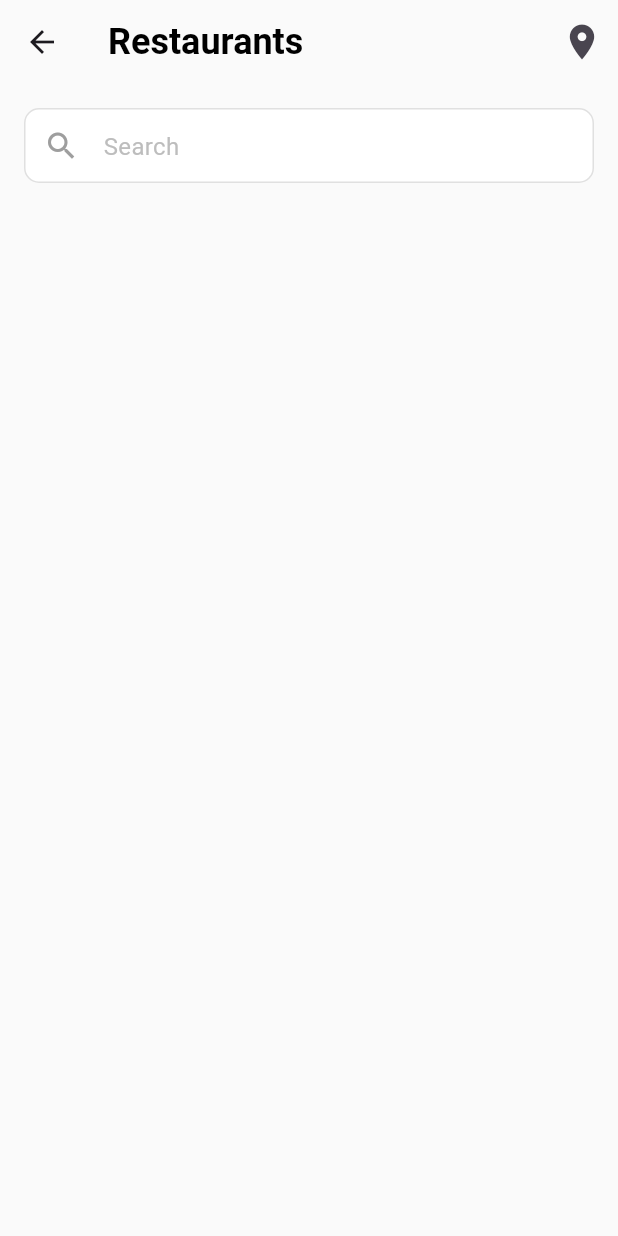
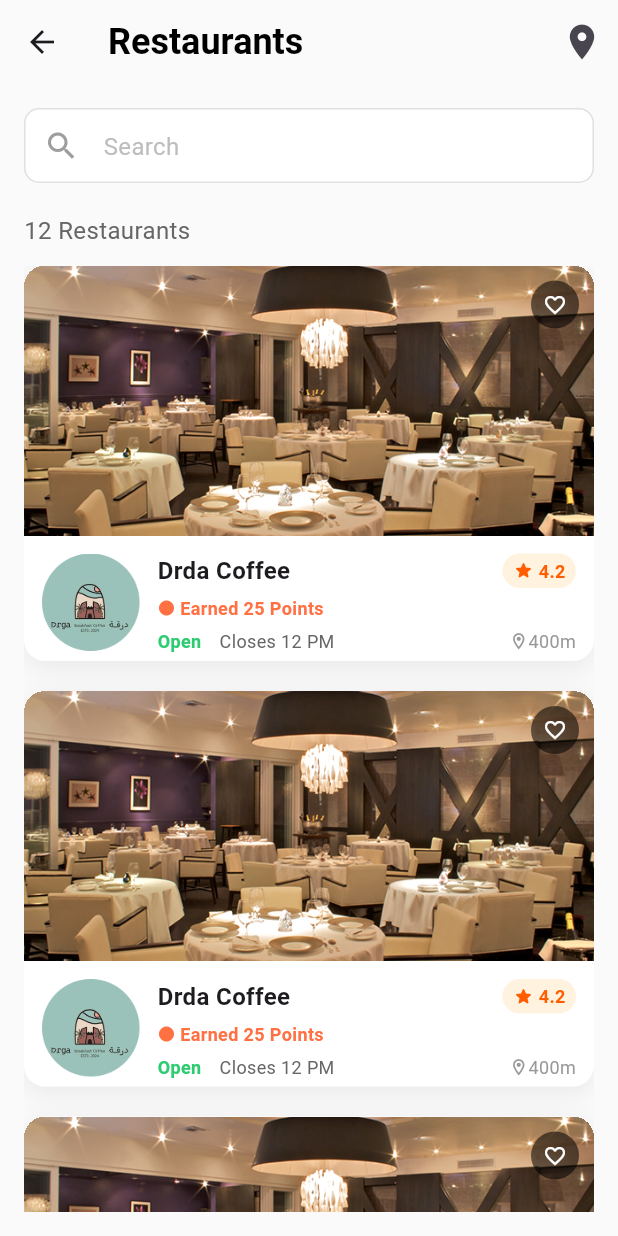
Before and after one commit to hatemf934/spot, a Flutter app: the CardView screen opened by its route, on a phone screen of 412 x 824 dp. Run offline on Flutter 3.47's test engine with Material 3 defaults, Android fonts, the phone set to English and light mode, and no system bars; our stand-ins replace animate_do, awesome_dialog, bloc, cloud_firestore, convex_bottom_bar, dartz and 8 more; accounts and stored records are empty.

Commit message:
adding carditem and refactor coded

```diff
--- a/lib/core/utils/color_manager.dart
+++ b/lib/core/utils/color_manager.dart
@@ -14,4 +14,9 @@ class ColorManager {
   static const Color borderColor = Color(0xfff0f0f3);
   static const Color orangeColor = Color(0xFFFF7043);
   static const Color semiTransparentWhite = Color(0x40F5F5F5);
+  static const Color colorRating = Color(0xFFFFF3E0);
+  static const Color colorDarkGray = Color(0xFF666666);
+  static const Color colorCoolGray = Color(0xffA5ABBF);
+  static const Color colorMediumGray = Color(0xFF999999);
+  static const Color colorSuccess = Color(0xFF2ECC71);
 }
--- a/lib/core/utils/height_manger.dart
+++ b/lib/core/utils/height_manger.dart
@@ -13,4 +13,5 @@ class HeightManager {
   static const double h50 = 50;
   static const double h65 = 65;
   static const double h70 = 70;
+  static const double h180 = 180;
 }
--- a/lib/core/utils/padding_manager.dart
+++ b/lib/core/utils/padding_manager.dart
@@ -1,6 +1,8 @@
 class PaddingManager {
   PaddingManager._();
   static const double p5 = 5;
+  static const double p7 = 7;
+  static const double p3 = 3;
   static const double p20 = 20;
   static const double p16 = 16;
   static const double p15 = 15;
--- a/lib/core/utils/raduis_manager.dart
+++ b/lib/core/utils/raduis_manager.dart
@@ -2,5 +2,6 @@ class RaduisManager {
   RaduisManager._();
   static double r5 = 5;
   static double r10 = 10;
+  static double r14 = 14;
   static double r18 = 18;
 }
--- a/lib/core/utils/styles.dart
+++ b/lib/core/utils/styles.dart
@@ -8,7 +8,7 @@ class Styles {
   static const TextStyle textStyle12 = TextStyle(
     fontSize: FontManager.f12,
     fontWeight: FontWeight.w400,
-    color: Color(0xffA5ABBF),
+    color: ColorManager.colorCoolGray,
   );
   static const TextStyle textStyle14 = TextStyle(
     fontSize: FontManager.f14,
@@ -43,4 +43,9 @@ class Styles {
     fontSize: FontManager.f26,
     fontWeight: FontWeight.bold,
   );
+  static const TextStyle isOpenText12 = TextStyle(
+    fontSize: FontManager.f12,
+    fontWeight: FontWeight.w600,
+    color: ColorManager.colorSuccess,
+  );
 }
--- a/lib/core/utils/width_manager.dart
+++ b/lib/core/utils/width_manager.dart
@@ -1,7 +1,10 @@
 class WidthManager {
   WidthManager._();
-  static double w65 = 65;
-  static double w22 = 22;
-  static double w25 = 25;
-  static double w70 = 70;
+  static const double w3 = 3;
+  static const double w65 = 65;
+  static const double w22 = 22;
+  static const double w12 = 12;
+  static const double w32 = 32;
+  static const double w25 = 25;
+  static const double w70 = 70;
 }
--- a/lib/feature/home/presentation/view/card_view.dart
+++ b/lib/feature/home/presentation/view/card_view.dart
@@ -1,10 +1,12 @@
 import 'package:flutter/material.dart';
 import 'package:spot/core/utils/color_manager.dart';
+import 'package:spot/core/utils/height_manger.dart';
 import 'package:spot/core/utils/padding_manager.dart';
 import 'package:spot/core/utils/route_manager.dart';
-
 import 'package:spot/feature/home/presentation/view/widgets/custom_app_bar_card_view.dart';
 import 'package:spot/feature/home/presentation/view/widgets/custom_search_feild.dart';
+import 'package:spot/feature/home/presentation/view/widgets/list_view_custom_card_item.dart';
+import 'package:spot/feature/home/presentation/view/widgets/total_number_text.dart';
 
 class CardView extends StatelessWidget {
   const CardView({super.key});
@@ -16,7 +18,15 @@ class CardView extends StatelessWidget {
       appBar: CustomAppBarCardView(),
       body: Padding(
         padding: const EdgeInsets.all(PaddingManager.p16),
-        child: Column(children: [CustomSearchField()]),
+        child: Column(
+          children: [
+            CustomSearchField(),
+            SizedBox(height: HeightManager.h20),
+            TotalNumbersText(),
+            SizedBox(height: HeightManager.h12),
+            Expanded(child: ListviewCardItem()),
+          ],
+        ),
       ),
     );
   }
--- /dev/null
+++ b/lib/feature/home/presentation/view/widgets/card_item.dart
@@ -0,0 +1,32 @@
+import 'package:flutter/material.dart';
+import 'package:spot/core/utils/color_manager.dart';
+import 'package:spot/core/utils/raduis_manager.dart';
+import 'package:spot/feature/home/presentation/view/widgets/hero_image_card_item.dart';
+import 'package:spot/feature/home/presentation/view/widgets/info_card_item.dart';
+
+class CustomCardItem extends StatelessWidget {
+  const CustomCardItem({super.key});
+
+  @override
+  Widget build(BuildContext context) {
+    return Container(
+      height: MediaQuery.of(context).size.height * 0.32,
+      decoration: BoxDecoration(
+        color: ColorManager.witheColor,
+        borderRadius: BorderRadius.circular(RaduisManager.r14),
+        boxShadow: [
+          BoxShadow(
+            color: Colors.black.withOpacity(0.07),
+            blurRadius: RaduisManager.r14,
+            offset: const Offset(0, 4),
+          ),
+        ],
+      ),
+      clipBehavior: Clip.hardEdge,
+      child: Column(
+        crossAxisAlignment: CrossAxisAlignment.start,
+        children: [HeroImageCardItem(), InfoCardItem()],
+      ),
+    );
+  }
+}
--- /dev/null
+++ b/lib/feature/home/presentation/view/widgets/hero_image_card_item.dart
@@ -0,0 +1,42 @@
+import 'package:flutter/material.dart';
+import 'package:spot/core/utils/color_manager.dart';
+import 'package:spot/core/utils/font_manager.dart';
+import 'package:spot/core/utils/height_manger.dart';
+import 'package:spot/core/utils/width_manager.dart';
+
+class HeroImageCardItem extends StatelessWidget {
+  const HeroImageCardItem({super.key});
+
+  @override
+  Widget build(BuildContext context) {
+    return Stack(
+      children: [
+        SizedBox(
+          height: HeightManager.h180,
+          width: double.infinity,
+          child: Image.asset(
+            "assets/cardsimages/24c2e4958a5559d70910128f2bba71d7f244ff09.jpg",
+            fit: BoxFit.cover,
+          ),
+        ),
+        Positioned(
+          top: 10,
+          right: 10,
+          child: Container(
+            width: WidthManager.w32,
+            height: HeightManager.h32,
+            decoration: BoxDecoration(
+              color: Colors.black.withOpacity(0.55),
+              shape: BoxShape.circle,
+            ),
+            child: const Icon(
+              Icons.favorite_border,
+              size: FontManager.f16,
+              color: ColorManager.witheColor,
+            ),
+          ),
+        ),
+      ],
+    );
+  }
+}
--- /dev/null
+++ b/lib/feature/home/presentation/view/widgets/info_card_item.dart
@@ -0,0 +1,37 @@
+import 'package:flutter/material.dart';
+import 'package:spot/core/utils/height_manger.dart';
+import 'package:spot/core/utils/width_manager.dart';
+import 'package:spot/feature/home/presentation/view/widgets/is_open_card_item_section.dart';
+import 'package:spot/feature/home/presentation/view/widgets/logo_info_card_view.dart';
+import 'package:spot/feature/home/presentation/view/widgets/name_rating_section.dart';
+import 'package:spot/feature/home/presentation/view/widgets/points_card_item_section.dart';
+
+class InfoCardItem extends StatelessWidget {
+  const InfoCardItem({super.key});
+
+  @override
+  Widget build(BuildContext context) {
+    return Padding(
+      padding: const EdgeInsets.all(12),
+      child: Row(
+        crossAxisAlignment: CrossAxisAlignment.start,
+        children: [
+          LogoInfoCardItem(),
+          SizedBox(width: WidthManager.w12),
+          Expanded(
+            child: Column(
+              crossAxisAlignment: CrossAxisAlignment.start,
+              children: [
+                NameAndRatingSection(rating: 4.2),
+                const SizedBox(height: HeightManager.h5),
+                PointsCardItemSection(),
+                const SizedBox(height: HeightManager.h5),
+                IsOpenCardItemSection(),
+              ],
+            ),
+          ),
+        ],
+      ),
+    );
+  }
+}
--- /dev/null
+++ b/lib/feature/home/presentation/view/widgets/is_open_card_item_section.dart
@@ -0,0 +1,35 @@
+import 'package:flutter/material.dart';
+import 'package:spot/core/utils/color_manager.dart';
+import 'package:spot/core/utils/font_manager.dart';
+import 'package:spot/core/utils/styles.dart';
+import 'package:spot/core/utils/width_manager.dart';
+
+class IsOpenCardItemSection extends StatelessWidget {
+  const IsOpenCardItemSection({super.key});
+
+  @override
+  Widget build(BuildContext context) {
+    return Row(
+      children: [
+        Text('Open', style: Styles.isOpenText12),
+        SizedBox(width: WidthManager.w12),
+        Text(
+          'Closes 12 PM',
+          style: Styles.textStyle12.copyWith(color: ColorManager.colorDarkGray),
+        ),
+        const Spacer(),
+        const Icon(
+          Icons.location_on_outlined,
+          size: FontManager.f13,
+          color: ColorManager.colorMediumGray,
+        ),
+        Text(
+          '400m',
+          style: Styles.textStyle12.copyWith(
+            color: ColorManager.colorMediumGray,
+          ),
+        ),
+      ],
+    );
+  }
+}
--- /dev/null
+++ b/lib/feature/home/presentation/view/widgets/list_view_custom_card_item.dart
@@ -0,0 +1,19 @@
+import 'package:flutter/material.dart';
+import 'package:spot/core/utils/height_manger.dart';
+import 'package:spot/feature/home/presentation/view/widgets/card_item.dart';
+
+class ListviewCardItem extends StatelessWidget {
+  const ListviewCardItem({super.key});
+
+  @override
+  Widget build(BuildContext context) {
+    return ListView.separated(
+      itemBuilder: (context, index) {
+        return CustomCardItem();
+      },
+      separatorBuilder: (context, index) =>
+          const SizedBox(height: HeightManager.h20),
+      itemCount: 20,
+    );
+  }
+}
--- /dev/null
+++ b/lib/feature/home/presentation/view/widgets/logo_info_card_view.dart
@@ -0,0 +1,20 @@
+import 'package:flutter/material.dart';
+import 'package:spot/core/utils/width_manager.dart';
+
+class LogoInfoCardItem extends StatelessWidget {
+  const LogoInfoCardItem({super.key});
+
+  @override
+  Widget build(BuildContext context) {
+    return SizedBox(
+      width: WidthManager.w65,
+      height: WidthManager.w65,
+      child: ClipRRect(
+        child: Image.asset(
+          "assets/cardsimages/5b695c00583dd87398022beddb24e21a5e793a07.png",
+          fit: BoxFit.cover,
+        ),
+      ),
+    );
+  }
+}
--- /dev/null
+++ b/lib/feature/home/presentation/view/widgets/name_rating_section.dart
@@ -0,0 +1,54 @@
+import 'package:flutter/material.dart';
+import 'package:spot/core/utils/color_manager.dart';
+import 'package:spot/core/utils/font_manager.dart';
+import 'package:spot/core/utils/padding_manager.dart';
+import 'package:spot/core/utils/raduis_manager.dart';
+import 'package:spot/core/utils/styles.dart';
+import 'package:spot/core/utils/width_manager.dart';
+
+class NameAndRatingSection extends StatelessWidget {
+  const NameAndRatingSection({super.key, required this.rating});
+  final double rating;
+  @override
+  Widget build(BuildContext context) {
+    return Row(
+      children: [
+        Expanded(
+          child: Text(
+            "Drda Coffee",
+            style: Styles.textStyle16.copyWith(fontWeight: FontWeight.bold),
+          ),
+        ),
+        Container(
+          padding: const EdgeInsets.symmetric(
+            horizontal: PaddingManager.p7,
+            vertical: PaddingManager.p3,
+          ),
+          decoration: BoxDecoration(
+            color: ColorManager.colorRating,
+            borderRadius: BorderRadius.circular(RaduisManager.r18),
+          ),
+          child: Row(
+            mainAxisSize: MainAxisSize.min,
+            children: [
+              const Icon(
+                Icons.star_rounded,
+                size: FontManager.f14,
+                color: ColorManager.primaryColor,
+              ),
+              SizedBox(width: WidthManager.w3),
+              Text(
+                rating.toStringAsFixed(1),
+                style: const TextStyle(
+                  fontSize: FontManager.f12,
+                  fontWeight: FontWeight.w700,
+                  color: ColorManager.primaryColor,
+                ),
+              ),
+            ],
+          ),
+        ),
+      ],
+    );
+  }
+}
--- /dev/null
+++ b/lib/feature/home/presentation/view/widgets/points_card_item_section.dart
@@ -0,0 +1,30 @@
+import 'package:flutter/material.dart';
+import 'package:spot/core/utils/color_manager.dart';
+import 'package:spot/core/utils/font_manager.dart';
+import 'package:spot/core/utils/styles.dart';
+import 'package:spot/core/utils/width_manager.dart';
+
+class PointsCardItemSection extends StatelessWidget {
+  const PointsCardItemSection({super.key});
+
+  @override
+  Widget build(BuildContext context) {
+    return Row(
+      children: [
+        const Icon(
+          Icons.circle,
+          size: FontManager.f12,
+          color: ColorManager.orangeColor,
+        ),
+        const SizedBox(width: WidthManager.w3),
+        Text(
+          'Earned 25 Points',
+          style: Styles.textStyle12.copyWith(
+            color: ColorManager.orangeColor,
+            fontWeight: FontWeight.w600,
+          ),
+        ),
+      ],
+    );
+  }
+}
--- /dev/null
+++ b/lib/feature/home/presentation/view/widgets/total_number_text.dart
@@ -0,0 +1,20 @@
+import 'package:flutter/material.dart';
+import 'package:spot/core/utils/color_manager.dart';
+import 'package:spot/core/utils/styles.dart';
+
+class TotalNumbersText extends StatelessWidget {
+  const TotalNumbersText({super.key});
+
+  @override
+  Widget build(BuildContext context) {
+    return Row(
+      mainAxisAlignment: MainAxisAlignment.start,
+      children: [
+        Text(
+          "12 Restaurants",
+          style: Styles.textStyle16.copyWith(color: ColorManager.colorDarkGray),
+        ),
+      ],
+    );
+  }
+}
--- a/pubspec.yaml
+++ b/pubspec.yaml
@@ -77,6 +77,7 @@ flutter:
     - assets/spalshImage/
     - assets/social/
     - assets/spotsimages/
+    - assets/cardsimages/
 
   # An image asset can refer to one or more resolution-specific "variants", see
   # https://flutter.dev/to/resolution-aware-images
```
Also changed, not shown: assets/cardsimages/24c2e4958a5559d70910128f2bba71d7f244ff09.jpg (added), assets/cardsimages/5b695c00583dd87398022beddb24e21a5e793a07.png (added).
